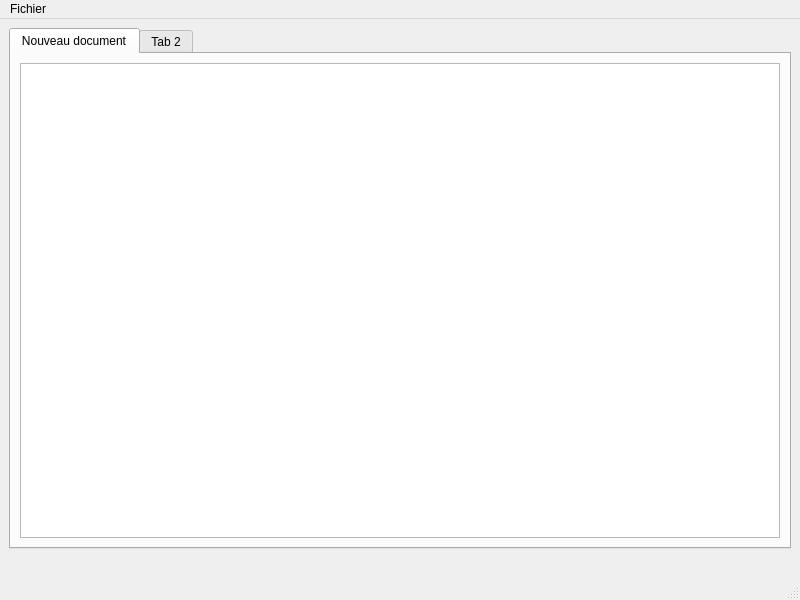
Old version of the form text_editor/mainwindow.ui in the repository NathanBnvn/Text_editor.
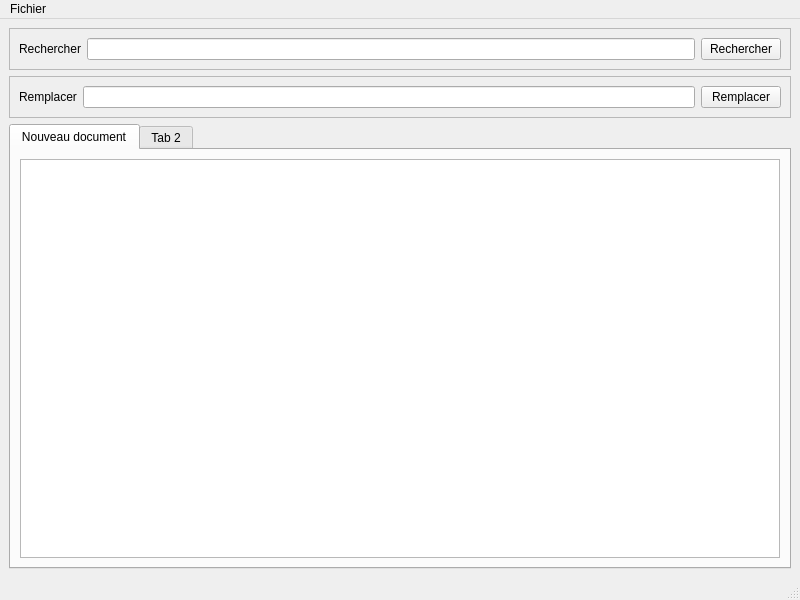
New version of the form. Custom widgets are drawn as their Qt base class.

Commit message: add line number + cursor info

What changed in the file:
```diff
--- a/text_editor/mainwindow.ui
+++ b/text_editor/mainwindow.ui
@@ -15,6 +15,64 @@
   </property>
   <widget class="QWidget" name="centralwidget">
    <layout class="QVBoxLayout" name="verticalLayout">
+    <item>
+     <widget class="QFrame" name="searchFrame">
+      <property name="frameShape">
+       <enum>QFrame::StyledPanel</enum>
+      </property>
+      <property name="frameShadow">
+       <enum>QFrame::Raised</enum>
+      </property>
+      <layout class="QHBoxLayout" name="horizontalLayout">
+       <item>
+        <widget class="QLabel" name="label">
+         <property name="text">
+          <string>Rechercher</string>
+         </property>
+        </widget>
+       </item>
+       <item>
+        <widget class="QLineEdit" name="lineEdit"/>
+       </item>
+       <item>
+        <widget class="QPushButton" name="pushButton">
+         <property name="text">
+          <string>Rechercher</string>
+         </property>
+        </widget>
+       </item>
+      </layout>
+     </widget>
+    </item>
+    <item>
+     <widget class="QFrame" name="swapFrame">
+      <property name="frameShape">
+       <enum>QFrame::StyledPanel</enum>
+      </property>
+      <property name="frameShadow">
+       <enum>QFrame::Raised</enum>
+      </property>
+      <layout class="QHBoxLayout" name="horizontalLayout_2">
+       <item>
+        <widget class="QLabel" name="label_2">
+         <property name="text">
+          <string>Remplacer</string>
+         </property>
+        </widget>
+       </item>
+       <item>
+        <widget class="QLineEdit" name="lineEdit_2"/>
+       </item>
+       <item>
+        <widget class="QPushButton" name="pushButton_2">
+         <property name="text">
+          <string>Remplacer</string>
+         </property>
+        </widget>
+       </item>
+      </layout>
+     </widget>
+    </item>
     <item>
      <widget class="QTabWidget" name="tabWidget">
       <property name="currentIndex">
@@ -37,13 +95,6 @@
       </widget>
      </widget>
     </item>
-    <item>
-     <widget class="QLabel" name="labelCursor">
-      <property name="text">
-       <string/>
-      </property>
-     </widget>
-    </item>
    </layout>
   </widget>
   <widget class="QMenuBar" name="menubar">
```
Left out of the diff: 24 changed lines with no effect on the pictures. The commit also changes 10 other files.
